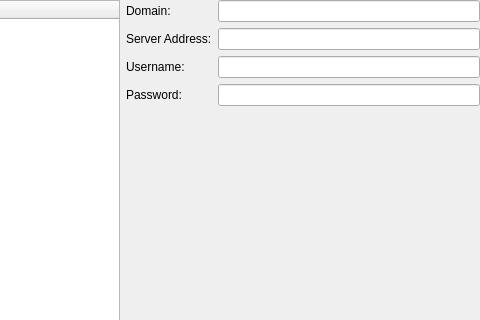
Before: the Qt Designer form branches/ahenk/2.0/lider-newgui/lider/screens/local/connection/connection.ui in pars-linux/uludag, drawn with Qt 5; both pictures show x 235 to 715 and y 0 to 320 of the 715 by 499 pixel window.
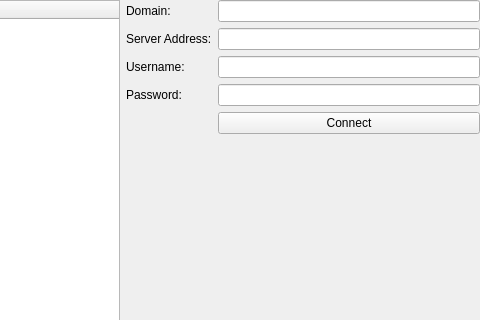
After: the same form once the commit is applied.

What changed in the file:
```diff
--- a/branches/ahenk/2.0/lider-newgui/lider/screens/local/connection/connection.ui
+++ b/branches/ahenk/2.0/lider-newgui/lider/screens/local/connection/connection.ui
@@ -93,6 +93,13 @@
        </property>
       </widget>
      </item>
+     <item row="4" column="1">
+      <widget class="QPushButton" name="pushConnect">
+       <property name="text">
+        <string>Connect</string>
+       </property>
+      </widget>
+     </item>
     </layout>
    </item>
    <item row="1" column="1">
```
